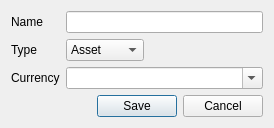
Old version of the form qt/ui/account_panel.ui in the repository Mouchnino/moneyguru.
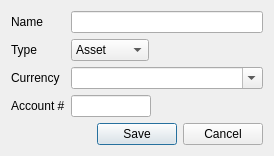
New version of the form.

Commit message: [#81 state:fixed] Added an "Account #" attribute to accounts.

What changed in the file:
```diff
--- a/qt/ui/account_panel.ui
+++ b/qt/ui/account_panel.ui
@@ -95,6 +95,23 @@
        </property>
       </widget>
      </item>
+     <item row="3" column="0">
+      <widget class="QLabel" name="accountNumberLabel">
+       <property name="text">
+        <string>Account #</string>
+       </property>
+      </widget>
+     </item>
+     <item row="3" column="1">
+      <widget class="QLineEdit" name="accountNumberEdit">
+       <property name="maximumSize">
+        <size>
+         <width>80</width>
+         <height>16777215</height>
+        </size>
+       </property>
+      </widget>
+     </item>
     </layout>
    </item>
    <item>
```
The commit also changes 38 other files.
